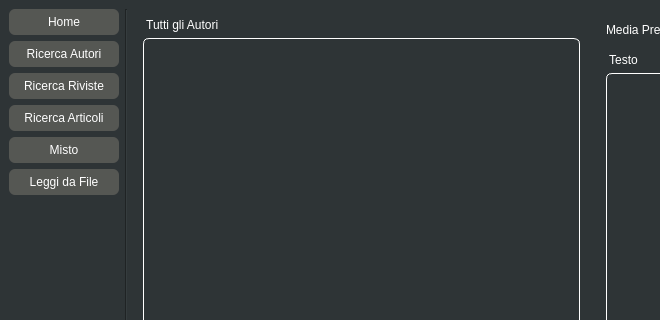
First picture: the form in Progetto/mainwindow.ui, repository simoven/ProgettoPO, before the edit; both pictures show x 0 to 660 and y 0 to 320 of the 1061 by 640 pixel window.
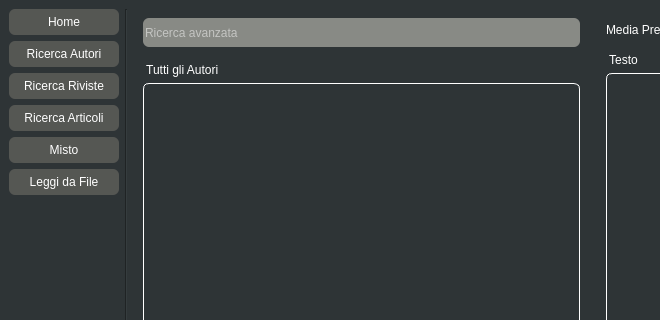
Second picture: the form after the edit. Icons and pictures are not drawn.

What changed in the file:
```diff
--- a/Progetto/mainwindow.ui
+++ b/Progetto/mainwindow.ui
@@ -637,6 +637,35 @@
        <layout class="QHBoxLayout" name="horizontalLayout_5">
         <item>
          <layout class="QVBoxLayout" name="verticalLayout_5">
+          <item>
+           <widget class="QLineEdit" name="lineEdit">
+            <property name="minimumSize">
+             <size>
+              <width>0</width>
+              <height>29</height>
+             </size>
+            </property>
+            <property name="placeholderText">
+             <string>Ricerca avanzata</string>
+            </property>
+           </widget>
+          </item>
+          <item>
+           <spacer name="verticalSpacer_8">
+            <property name="orientation">
+             <enum>Qt::Vertical</enum>
+            </property>
+            <property name="sizeType">
+             <enum>QSizePolicy::Fixed</enum>
+            </property>
+            <property name="sizeHint" stdset="0">
+             <size>
+              <width>20</width>
+              <height>10</height>
+             </size>
+            </property>
+           </spacer>
+          </item>
           <item>
            <widget class="QLabel" name="label">
             <property name="text">
```
